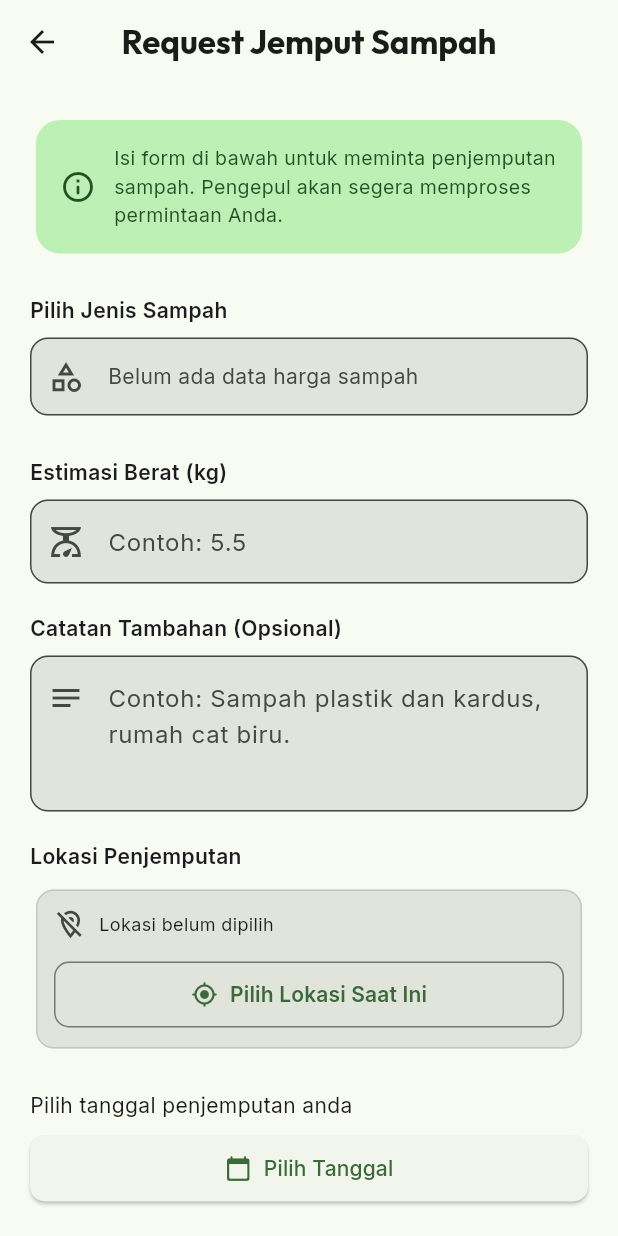
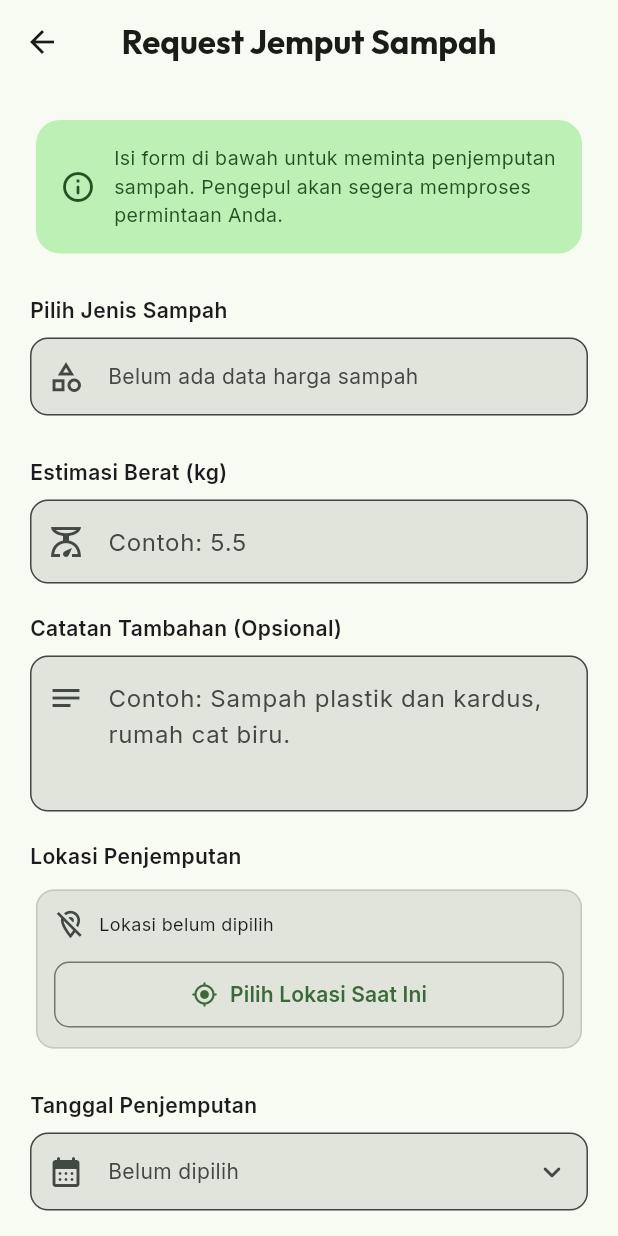
Before and after one commit to kingpipar/tugas-bank-sampah-digital, a Flutter app: the PickupRequestScreen screen opened by its route, on a phone screen of 412 x 824 dp. Run offline on Flutter 3.47's test engine with Material 3 defaults, Android fonts, the phone set to English and light mode, and no system bars; our stand-ins replace cloud_firestore, firebase_auth, firebase_core, geolocator, google_fonts; accounts and stored records are empty.

Commit message:
fix: request jemput screen

```diff
--- a/mobile-warga/lib/config/app_constants.dart
+++ b/mobile-warga/lib/config/app_constants.dart
@@ -11,15 +11,7 @@ class AppConstants {
   //   GET  /api/saldo/:userId     → Ambil saldo poin warga
   //   GET  /api/transaksi/:userId → Ambil riwayat penukaran poin
   // ----------------------------------------------------------
-  static const String _configuredBaseUrl = String.fromEnvironment(
-    'API_BASE_URL',
-  );
-
-  // Default untuk Android emulator. Untuk HP fisik, jalankan dengan:
-  // flutter run --dart-define=API_BASE_URL=http://IP_LAPTOP:3000/api
-  static String get baseUrl => _configuredBaseUrl.isNotEmpty
-      ? _configuredBaseUrl
-      : 'http://10.0.2.2:3000/api';
+  static const String baseUrl = 'http://localhost:3000/api';
 
   // ----------------------------------------------------------
   // FIREBASE FIRESTORE COLLECTIONS
--- a/mobile-warga/lib/models/pickup_request_model.dart
+++ b/mobile-warga/lib/models/pickup_request_model.dart
@@ -9,6 +9,7 @@ class PickupRequestModel {
   final String kategoriSampah;
   final double hargaPerKg;
   final double poinPerKg;
+  final String tanggalJemput;
   final String catatan;
   final double latitude;
   final double longitude;
@@ -24,6 +25,7 @@ class PickupRequestModel {
     this.kategoriSampah = '',
     this.hargaPerKg = 0,
     this.poinPerKg = 0,
+    this.tanggalJemput = '',
     this.catatan = '',
     required this.latitude,
     required this.longitude,
@@ -40,6 +42,7 @@ class PickupRequestModel {
       'kategori_sampah': kategoriSampah,
       'harga_per_kg': hargaPerKg,
       'poin_per_kg': poinPerKg,
+      'tanggal_jemput': tanggalJemput,
       'catatan': catatan,
       'koordinat': {
         'lat': latitude,
@@ -65,6 +68,7 @@ class PickupRequestModel {
       kategoriSampah: data['kategori_sampah']?.toString() ?? '',
       hargaPerKg: (data['harga_per_kg'] ?? 0).toDouble(),
       poinPerKg: (data['poin_per_kg'] ?? 0).toDouble(),
+      tanggalJemput: data['tanggal_jemput']?.toString() ?? '',
       catatan: data['catatan'] ?? '',
       latitude: (koordinat['lat'] ?? 0).toDouble(),
       longitude: (koordinat['lng'] ?? 0).toDouble(),
--- a/mobile-warga/lib/screens/dashboard_screen.dart
+++ b/mobile-warga/lib/screens/dashboard_screen.dart
@@ -15,8 +15,6 @@ class _DashboardScreenState extends State<DashboardScreen> {
   @override
   void initState() {
     super.initState();
-    // Bug fix #2: panggil refreshSaldo melalui AuthProvider
-    // agar saldo langsung tersedia dari _user yang sudah terisi saat login.
     WidgetsBinding.instance.addPostFrameCallback((_) {
       context.read<AuthProvider>().refreshSaldo();
     });
--- a/mobile-warga/lib/screens/pickup_request_screen.dart
+++ b/mobile-warga/lib/screens/pickup_request_screen.dart
@@ -27,6 +27,7 @@ class _PickupRequestScreenState extends State<PickupRequestScreen> {
 
   String? _selectedHargaSampahId;
   HargaSampahModel? _selectedHargaSampah;
+  DateTime? _tanggalJemput;
   double? _latitude;
   double? _longitude;
   bool _isLoadingLocation = false;
@@ -72,12 +73,46 @@ class _PickupRequestScreenState extends State<PickupRequestScreen> {
     return '${_latitude!.toStringAsFixed(6)}, ${_longitude!.toStringAsFixed(6)}';
   }
 
+  String get _tanggalJemputApiText {
+    final tanggal = _tanggalJemput;
+    if (tanggal == null) return '';
+    return DateFormat('yyyy-MM-dd').format(tanggal);
+  }
+
+  String get _tanggalJemputDisplayText {
+    final tanggal = _tanggalJemput;
+    if (tanggal == null) return 'Belum dipilih';
+    return DateFormat('EEEE, d MMMM yyyy', 'id_ID').format(tanggal);
+  }
+
+  Future<void> _pickTanggalJemput() async {
+    final now = DateTime.now();
+    final today = DateTime(now.year, now.month, now.day);
+    final picked = await showDatePicker(
+      context: context,
+      initialDate: _tanggalJemput ?? today,
+      firstDate: today,
+      lastDate: today.add(const Duration(days: 30)),
+      helpText: 'Pilih tanggal penjemputan',
+      cancelText: 'Batal',
+      confirmText: 'Pilih',
+    );
+
+    if (picked == null || !mounted) return;
+    setState(() => _tanggalJemput = picked);
+  }
+
   Future<void> _handleSubmit() async {
     if (!_formKey.currentState!.validate()) return;
 
     final selectedSampah = _selectedHargaSampah;
     if (selectedSampah == null) {
       _showError('Pilih jenis sampah terlebih dahulu');
+      return;
+    }
+
+    if (_tanggalJemput == null) {
+      _showError('Pilih tanggal penjemputan terlebih dahulu');
       return;
     }
 
@@ -116,6 +151,7 @@ class _PickupRequestScreenState extends State<PickupRequestScreen> {
       kategoriSampah: selectedSampah.kategori,
       hargaPerKg: selectedSampah.hargaPerKg,
       poinPerKg: selectedSampah.poinPerKg,
+      tanggalJemput: _tanggalJemputApiText,
       catatan: catatan,
       latitude: lat,
       longitude: lng,
@@ -130,7 +166,7 @@ class _PickupRequestScreenState extends State<PickupRequestScreen> {
         jenisSampah: selectedSampah.namaSampah,
         estimasiBerat: berat,
         // estimasiKantong: kantong,
-        tanggalJemput: DateTime.now().toIso8601String().split('T')[0],
+        tanggalJemput: _tanggalJemputApiText,
         catatan: catatan,
         userId: mysqlUserId,
         idSampah: int.tryParse(selectedSampah.id),
@@ -551,28 +587,37 @@ class _PickupRequestScreenState extends State<PickupRequestScreen> {
                   ),
 
                   const SizedBox(height: 24),
-                  Text('Pilih tanggal penjemputan anda'),
+                  Text(
+                    'Tanggal Penjemputan',
+                    style: GoogleFonts.inter(
+                      fontSize: 14,
+                      fontWeight: FontWeight.w600,
+                    ),
+                  ),
                   const SizedBox(height: 8),
-                  ElevatedButton.icon(
-                    onPressed: () {
-                      showDatePicker(
-                        context: context,
-                        initialDate: DateTime.now(),
-                        firstDate: DateTime.now(),
-                        lastDate: DateTime.now().add(const Duration(days: 30)),
-                      );
-                    },
-                    icon: const Icon(Icons.calendar_today_rounded),
-                    label: const Text('Pilih Tanggal'),
-                    style: ElevatedButton.styleFrom(
-                      padding: const EdgeInsets.symmetric(vertical: 12),
-                      shape: RoundedRectangleBorder(
-                        borderRadius: BorderRadius.circular(10),
+                  InkWell(
+                    borderRadius: BorderRadius.circular(12),
+                    onTap: pickup.isSubmitting ? null : _pickTanggalJemput,
+                    child: InputDecorator(
+                      decoration: InputDecoration(
+                        prefixIcon: const Icon(Icons.calendar_month_rounded),
+                        suffixIcon: const Icon(Icons.expand_more_rounded),
+                        border: OutlineInputBorder(
+                          borderRadius: BorderRadius.circular(12),
+                        ),
+                        filled: true,
+                      ),
+                      child: Text(
+                        _tanggalJemputDisplayText,
+                        style: GoogleFonts.inter(
+                          fontSize: 14,
+                          color: _tanggalJemput == null
+                              ? cs.onSurfaceVariant
+                              : cs.onSurface,
+                        ),
                       ),
                     ),
                   ),
-
-
 
                   const SizedBox(height: 24),
                   FilledButton.icon(
```
